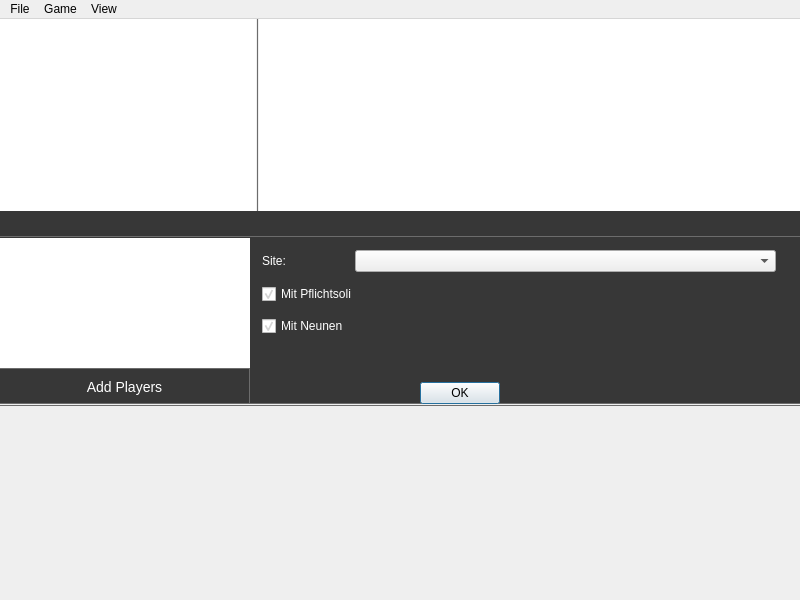
Old version of the form src/ui/game/gamewindow.ui in the repository lbproductions/psnewmodel.
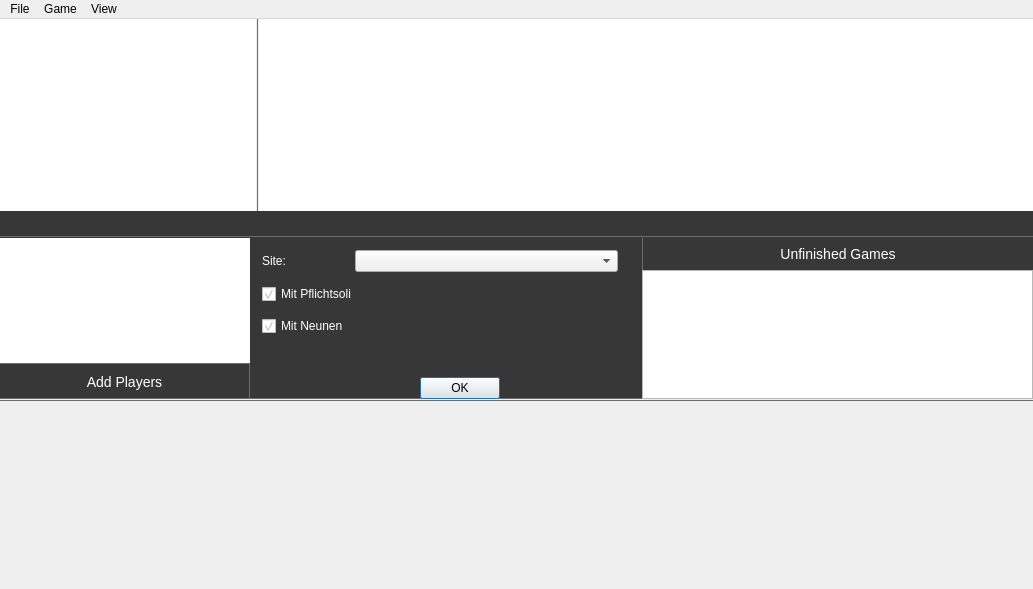
New version of the form. Icons and pictures are not drawn. Custom widgets are drawn as their Qt base class.

Commit message: Open games in GameWindow

```diff
--- a/src/ui/game/gamewindow.ui
+++ b/src/ui/game/gamewindow.ui
@@ -6,8 +6,8 @@
    <rect>
     <x>0</x>
     <y>0</y>
-    <width>800</width>
-    <height>600</height>
+    <width>1033</width>
+    <height>589</height>
    </rect>
   </property>
   <property name="windowTitle">
@@ -33,6 +33,14 @@
 	height: 32px;
 	font-size: 14px;
 }
+QLabel#labelOpenGames {
+	color: white;
+	border: none;
+	border-left: 1px solid rgb(108,108,108);
+	border-bottom: none;
+	height: 32px;
+	font-size: 14px;
+}
 PlayersListWidget {
 	background-color: rgba(0,0,0,0);
 	border:none;
@@ -84,8 +92,8 @@
         <rect>
          <x>0</x>
          <y>0</y>
-         <width>800</width>
-         <height>578</height>
+         <width>1033</width>
+         <height>567</height>
         </rect>
        </property>
        <layout class="QVBoxLayout" name="verticalLayout" stretch="0,1,0,1">
@@ -221,7 +229,7 @@
             </widget>
            </item>
            <item>
-            <layout class="QHBoxLayout" name="horizontalLayout_5" stretch="0,1">
+            <layout class="QHBoxLayout" name="horizontalLayout_5" stretch="0,1,1">
              <property name="rightMargin">
               <number>0</number>
              </property>
@@ -377,6 +385,37 @@
                </item>
               </layout>
              </item>
+             <item>
+              <layout class="QVBoxLayout" name="verticalLayout_5">
+               <item>
+                <widget class="QLabel" name="labelOpenGames">
+                 <property name="minimumSize">
+                  <size>
+                   <width>0</width>
+                   <height>32</height>
+                  </size>
+                 </property>
+                 <property name="font">
+                  <font>
+                   <pointsize>-1</pointsize>
+                  </font>
+                 </property>
+                 <property name="styleSheet">
+                  <string notr="true"/>
+                 </property>
+                 <property name="text">
+                  <string>Unfinished Games</string>
+                 </property>
+                 <property name="alignment">
+                  <set>Qt::AlignCenter</set>
+                 </property>
+                </widget>
+               </item>
+               <item>
+                <widget class="QListView" name="listViewOpenGames"/>
+               </item>
+              </layout>
+             </item>
             </layout>
            </item>
           </layout>
@@ -463,7 +502,7 @@
     <rect>
      <x>0</x>
      <y>0</y>
-     <width>800</width>
+     <width>1033</width>
      <height>22</height>
     </rect>
    </property>
```
Left out of the diff: 2 changed lines with no effect on the pictures. The commit also changes 7 other files.
